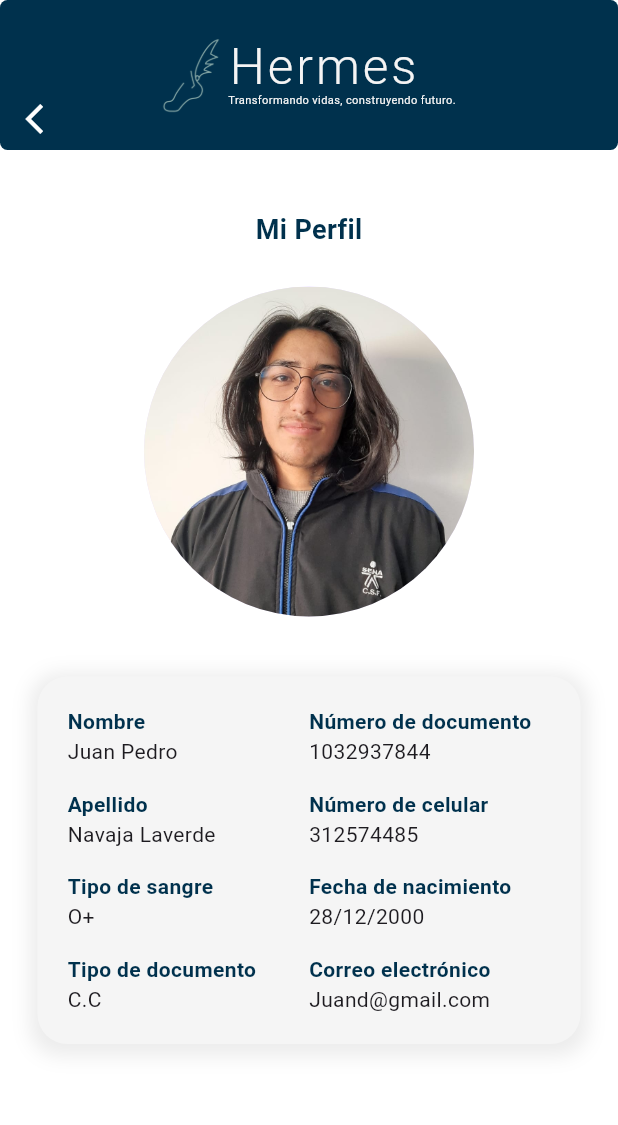
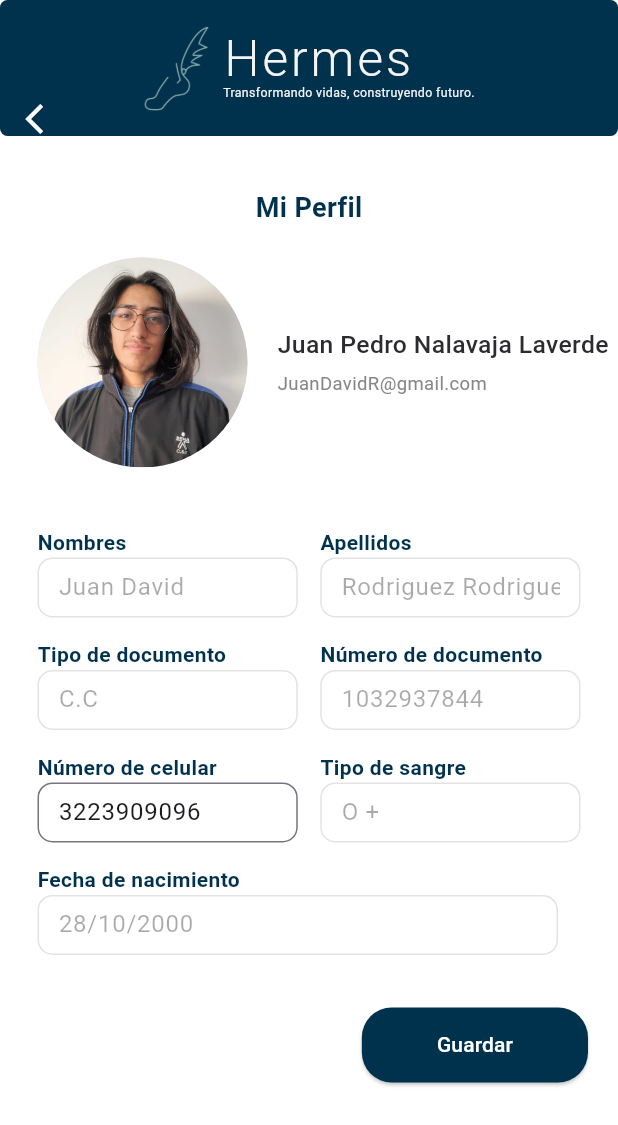
Before and after one commit to senaFactory/appHermes, a Flutter app: the Myaccountpage screen opened by its route, after a tap on "Mi Perfil", on a phone screen of 412 x 824 dp. Shown: the top 1125 px of the screen. Run offline on Flutter 3.47's test engine with Material 3 defaults, Android fonts, the phone set to English and light mode, and no system bars; our stand-ins replace curved_navigation_bar.

Commit message:
Ajustes en pantalla myProfile siguiendo nuevo diseño

```diff
--- a/lib/pages/myAccountPage.dart
+++ b/lib/pages/myAccountPage.dart
@@ -19,7 +19,7 @@ class _MyaccountpageState extends State<Myaccountpage> {
           Container(
             child: Column(
               children: [
-                const SizedBox(height: 40),
+                const SizedBox(height: 35),
                 const Text(
                   "Mi Cuenta",
                   style: TextStyle(
@@ -39,7 +39,7 @@ class _MyaccountpageState extends State<Myaccountpage> {
                   style: TextStyle(
                     fontSize: 15,
                     fontWeight: FontWeight.bold,
-                    color: Color(0xFF00314D),
+                    color: Color.fromARGB(255, 69, 69, 70),
                   ),
                 ),
                 const SizedBox(height: 55),
@@ -53,7 +53,7 @@ class _MyaccountpageState extends State<Myaccountpage> {
                   onTap: () {
                     Navigator.push(
                       context,
-                      MaterialPageRoute(builder: (context) => const PerfilPage()),
+                      MaterialPageRoute(builder: (context) => const ProfilePage()),
                     );
                   },
                 ),
--- a/lib/pages/pagesSecondarys/profilePage.dart
+++ b/lib/pages/pagesSecondarys/profilePage.dart
@@ -1,12 +1,21 @@
 import 'package:flutter/material.dart';
 import 'package:maqueta/widgets/HomeAppBar.dart';
 
-class PerfilPage extends StatelessWidget {
-  const PerfilPage({super.key});
+class ProfilePage extends StatefulWidget {
+  const ProfilePage({super.key});
 
-  // Método que construye cada columna de información personal
-  // 'Expanded' se utiliza para asegurar que cada columna use todo el espacio disponible de manera equitativa
-  Widget _buildInfoColumn(String label, String value) {
+  @override
+  _ProfilePageState createState() => _ProfilePageState();
+}
+
+class _ProfilePageState extends State<ProfilePage> {
+  // Controlador para el campo de número de celular (editable)
+  final TextEditingController _celularController =
+      TextEditingController(text: '3223909096');
+
+  // Método para construir cada columna con campos no editables
+  Widget _buildInfoColumn(String label, String value,
+      {bool isEditable = false}) {
     return Expanded(
       child: Column(
         crossAxisAlignment: CrossAxisAlignment.start,
@@ -18,7 +27,32 @@ class PerfilPage extends StatelessWidget {
               color: Color(0xFF00314D),
             ),
           ),
-          Text(value),
+          isEditable
+              ? TextFormField(
+                  controller: _celularController,
+                  keyboardType: TextInputType.phone,
+                  decoration: InputDecoration(
+                    isDense: true,
+                    contentPadding: const EdgeInsets.symmetric(
+                        vertical: 8.0, horizontal: 10.0),
+                    border: OutlineInputBorder(
+                      borderRadius: BorderRadius.circular(10),
+                    ),
+                  ),
+                )
+              : TextFormField(
+                  initialValue: value,
+                  enabled:
+                      false, // Deshabilita el campo para que no sea editable
+                  decoration: InputDecoration(
+                    isDense: true,
+                    contentPadding: const EdgeInsets.symmetric(
+                        vertical: 8.0, horizontal: 10.0),
+                    border: OutlineInputBorder(
+                      borderRadius: BorderRadius.circular(10),
+                    ),
+                  ),
+                ),
         ],
       ),
     );
@@ -26,17 +60,21 @@ class PerfilPage extends StatelessWidget {
 
   @override
   Widget build(BuildContext context) {
+    // Obtener el tamaño de la pantalla
+    final screenSize = MediaQuery.of(context).size;
+
     return Scaffold(
       body: Stack(
         children: [
           ListView(
             children: [
-              HomeAppBar(),
-              SizedBox(height: 40), // Espacio después de la AppBar
+              const HomeAppBar(),
+              const SizedBox(height: 20), // Espacio después de la AppBar
               Center(
                 child: Column(
                   children: [
-                    Text(
+                    const SizedBox(height: 15),
+                    const Text(
                       "Mi Perfil",
                       style: TextStyle(
                         fontSize: 18,
@@ -44,57 +82,131 @@ class PerfilPage extends StatelessWidget {
                         color: Color(0xFF00314D),
                       ),
                     ),
-                    SizedBox(height: 25),
-                    CircleAvatar(
-                      radius: 110, // Tamaño del circulo imagen del perfil.
-                      backgroundImage: AssetImage('images/aprendiz_sena1.jpeg'),
+                    const SizedBox(height: 20),
+                    // Foto de perfil y nombre con apellidos en una Row
+                    Row(
+                      crossAxisAlignment: CrossAxisAlignment.center,
+                      children: [
+                        const SizedBox(width: 25), // Espacio a la izquierda
+                        const CircleAvatar(
+                          radius:
+                              70, // Tamaño del círculo de la imagen del perfil
+                          backgroundImage:
+                              AssetImage('images/aprendiz_sena1.jpeg'),
+                        ),
+                        const SizedBox(
+                            width: 20), // Espacio entre la imagen y el texto
+                        // Column para alinear el nombre y correo a la derecha de la imagen
+                        Expanded(
+                          child: Column(
+                            crossAxisAlignment: CrossAxisAlignment.start,
+                            children: [
+                              // El texto se ajusta dinámicamente según el tamaño de la pantalla
+                              Text(
+                                "Juan Pedro Nalavaja Laverde",
+                                style: TextStyle(
+                                  fontSize: screenSize.width *
+                                      0.04, // Tamaño relativo al ancho
+                                  fontWeight: FontWeight.w500,
+                                  color: Color(0xFF2B2B30),
+                                ),
+                                overflow: TextOverflow
+                                    .ellipsis, // Corta con "..." si es muy largo
+                              ),
+                              const SizedBox(
+                                  height:
+                                      5), // Pequeño espacio entre nombre y correo
+                              Text(
+                                "JuanDavidR@gmail.com",
+                                style: TextStyle(
+                                  fontSize: screenSize.width *
+                                      0.03, // Tamaño relativo al ancho
+                                  color: Color(0xFF888787),
+                                ),
+                                overflow: TextOverflow.ellipsis,
+                              ),
+                            ],
+                          ),
+                        ),
+                      ],
                     ),
-                    SizedBox(height: 25),
-                    Container(
-                      padding: EdgeInsets.all(20),
-                      margin: EdgeInsets.symmetric(horizontal: 25, vertical: 15),
-                      decoration: BoxDecoration(
-                        color: Color(0xFFF5F5F5), // Fondo claro para la información personal.
-                        borderRadius: BorderRadius.circular(20), // Bordes redondeados para el contenedor.
-                        boxShadow: [ // Sombra para dar profundidad al contenedor.
-                          BoxShadow(
-                            color: Colors.grey.withOpacity(0.2),
-                            spreadRadius: 5,
-                            blurRadius: 10,
-                            offset: Offset(0, 3),
-                          ),
-                        ],
-                      ),
+                    const SizedBox(height: 25),
+
+                    Padding(
+                      padding: const EdgeInsets.symmetric(
+                          horizontal: 25, vertical: 15),
                       child: Column(
                         crossAxisAlignment: CrossAxisAlignment.start,
                         children: [
                           // Row y Expanded para organizar la información en dos columnas.
                           Row(
                             children: [
-                              _buildInfoColumn("Nombre", "Juan Pedro"),
-                              _buildInfoColumn("Número de documento", "1032937844"),
+                              _buildInfoColumn("Nombres", "Juan David"),
+                              const SizedBox(width: 15),
+                              _buildInfoColumn(
+                                  "Apellidos", "Rodriguez Rodriguez"),
                             ],
                           ),
-                          SizedBox(height: 15),
-                          Row(
-                            children: [
-                              _buildInfoColumn("Apellido", "Navaja Laverde"),
-                              _buildInfoColumn("Número de celular", "312574485"),
-                            ],
-                          ),
-                          SizedBox(height: 15),
-                          Row(
-                            children: [
-                              _buildInfoColumn("Tipo de sangre", "O+"),
-                              _buildInfoColumn("Fecha de nacimiento", "28/12/2000"),
-                            ],
-                          ),
-                          SizedBox(height: 15),
+                          const SizedBox(height: 15),
                           Row(
                             children: [
                               _buildInfoColumn("Tipo de documento", "C.C"),
-                              _buildInfoColumn("Correo electrónico", "Juand@gmail.com"),
+                              const SizedBox(width: 15),
+                              _buildInfoColumn(
+                                  "Número de documento", "1032937844"),
                             ],
+                          ),
+                          const SizedBox(height: 15),
+                          Row(
+                            children: [
+                              // El número de celular es el único campo editable
+                              _buildInfoColumn("Número de celular", "",
+                                  isEditable: true),
+                              const SizedBox(width: 15),
+                              _buildInfoColumn("Tipo de sangre", "O +"),
+                            ],
+                          ),
+                          const SizedBox(height: 15),
+                          Row(
+                            children: [
+                              _buildInfoColumn(
+                                  "Fecha de nacimiento", "28/10/2000"),
+                              const SizedBox(width: 15),
+                            ],
+                          ),
+                        ],
+                      ),
+                    ),
+                    const SizedBox(height: 20),
+                    // Botón de guardar alineado a la derecha con padding
+                    Padding(
+                      padding: const EdgeInsets.only(
+                          right:
+                              20), // Espacio entre el botón y el borde derecho
+                      child: Row(
+                        mainAxisAlignment: MainAxisAlignment
+                            .end, // Alinea el botón a la derecha
+                        children: [
+                          ElevatedButton(
+                            onPressed: () {
+                              // Lógica para guardar los cambios (solo el número de celular)
+                              print(
+                                  'Nuevo número de celular: ${_celularController.text}');
+                            },
+                            style: ElevatedButton.styleFrom(
+                              backgroundColor: const Color(0xFF00314D),
+                              padding: const EdgeInsets.symmetric(
+                                  horizontal: 50, vertical: 15),
+                              shape: RoundedRectangleBorder(
+                                borderRadius: BorderRadius.circular(20),
+                              ),
+                            ),
+                            child: const Text(
+                              "Guardar",
+                              style: TextStyle(
+                                color: Colors.white,
+                              ),
+                            ),
                           ),
                         ],
                       ),
@@ -104,9 +216,7 @@ class PerfilPage extends StatelessWidget {
               ),
             ],
           ),
-
-        //* Funcionalidad de la flecha hacia atras
-
+          // Funcionalidad de la flecha hacia atrás
           Positioned(
             top: 55,
             left: 5,
--- a/lib/widgets/HomeAppBar.dart
+++ b/lib/widgets/HomeAppBar.dart
@@ -7,42 +7,54 @@ class HomeAppBar extends StatelessWidget {
 
   @override
   Widget build(BuildContext context) {
+    // Obtener el tamaño de la pantalla
+    final screenSize = MediaQuery.of(context).size;
+
     return Container(
+      width: double.infinity,
       decoration: BoxDecoration(
         color: const Color(0xFF00314D),
         borderRadius: BorderRadius.circular(5), // Ajusta el redondeo si es necesario
       ),
-      padding: const EdgeInsets.all(25),
+      padding: EdgeInsets.symmetric(
+        vertical: screenSize.height * 0.02, // Padding adaptable vertical
+        horizontal: screenSize.width * 0.05, // Padding adaptable horizontal
+      ),
       child: Row(
         mainAxisAlignment: MainAxisAlignment.center,
         children: [
+          // Logo adaptable al tamaño de la pantalla
           Image.asset(
             "images/logo.png",
             color: const Color(0xFF84A5A4),
-            height: 50,
+            height: screenSize.height * 0.07, // Altura proporcional al alto de la pantalla
           ),
-          const SizedBox(width: 5), // Espacio entre el logo y el texto
-          const Column(
+          SizedBox(width: screenSize.width * 0.02), // Espacio adaptable entre logo y texto
+          Flexible(
+            child: Column(
               crossAxisAlignment: CrossAxisAlignment.start,
               children: [
+                // Título con tamaño proporcional al ancho de la pantalla
                 Text(
                   "Hermes",
                   style: TextStyle(
-                  fontSize: 33,
+                    fontSize: screenSize.width * 0.08, // Tamaño relativo al ancho
                     fontWeight: FontWeight.w300, // Grosor del texto
-                  color: Color(0xFFF5F4F4),
+                    color: const Color(0xFFF5F4F4),
                     letterSpacing: 2.0, // Espacio de las letras
                     height: 1.0, // Ajusta la altura de línea
                   ),
                 ),
+                // Subtítulo con tamaño proporcional al ancho de la pantalla
                 Text(
                   "Transformando vidas, construyendo futuro.",
                   style: TextStyle(
-                  fontSize: 7.4,
-                  color: Color(0xFFF5F4F4),
+                    fontSize: screenSize.width * 0.02, // Tamaño proporcional al ancho
+                    color: const Color(0xFFF5F4F4),
                   ),
                 ),
               ],
+            ),
           ),
         ],
       ),
--- a/lib/widgets/infoColumn.dart
+++ b/lib/widgets/infoColumn.dart
@@ -1,4 +1,6 @@
 import 'package:flutter/material.dart';
+
+//* Personalizacion de texto información de carnet
 
 class InfoColumnWidget extends StatelessWidget {
   final String label;
```
Lines whose indentation alone changed are shown as unchanged.
